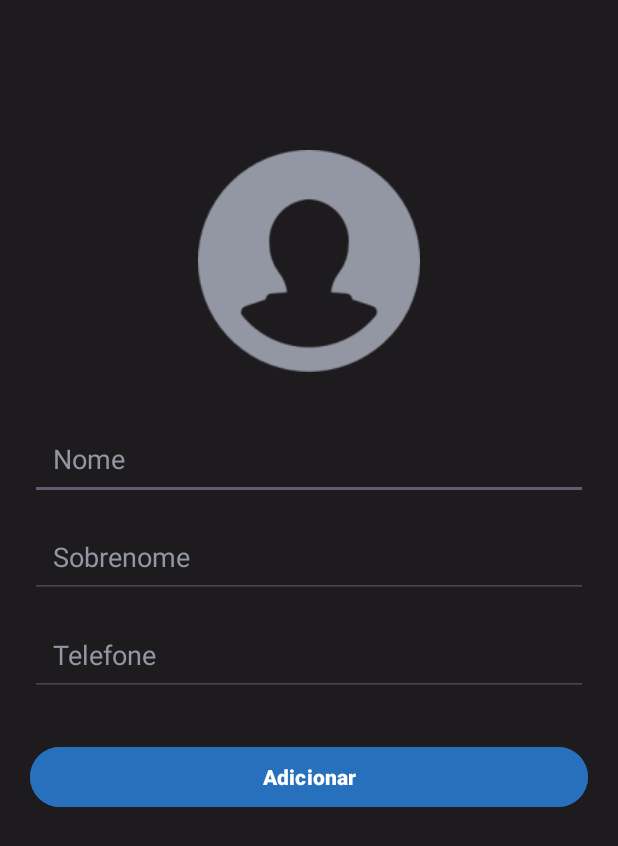
After one commit to itsmenicky/agenda-de-contatos, an Android app: the CadastroUsuario screen opened directly, with no data from a screen before it, on a phone screen of 412 x 824 dp. The commit adds this screen. Shown: the top 846 px of the screen. Run offline under Robolectric (Android 15) with nearby library versions, the phone set to English and light mode, and no system bars.

Commit message:
criando função de adicionar contatos

```diff
--- a/app/build.gradle.kts
+++ b/app/build.gradle.kts
@@ -2,6 +2,7 @@ plugins {
     id("com.android.application")
     id("kotlin-android")
     id("kotlin-kapt")
+    id("kotlin-parcelize")
 }
 
 android {
@@ -51,6 +52,7 @@ dependencies {
     implementation(libs.androidx.core.ktx)
     implementation(libs.androidx.appcompat)
     implementation(libs.material)
+    implementation ("org.jetbrains.kotlin:kotlin-stdlib:1.8.0")
     implementation(libs.androidx.activity)
     implementation(libs.androidx.constraintlayout)
     testImplementation(libs.junit)
--- a/app/src/main/AndroidManifest.xml
+++ b/app/src/main/AndroidManifest.xml
@@ -13,9 +13,6 @@
         android:theme="@style/Theme.AgendaDeContatos"
         tools:targetApi="31">
         <activity
-            android:name=".cadastro_usuario"
-            android:exported="false" />
-        <activity
             android:name=".CadastroUsuario"
             android:exported="true" />
         <activity
--- /dev/null
+++ b/app/src/main/java/com/itsmenicky/agendadecontatos/CadastroUsuario.kt
@@ -0,0 +1,43 @@
+package com.itsmenicky.agendadecontatos
+
+import android.app.Activity
+import android.content.Intent
+import android.os.Bundle
+import android.widget.Button
+import android.widget.EditText
+import androidx.appcompat.app.AppCompatActivity
+import androidx.recyclerview.widget.RecyclerView
+import com.itsmenicky.agendadecontatos.model.Usuario
+
+class CadastroUsuario : AppCompatActivity() {
+    private lateinit var btn_cadastrar : Button
+    private lateinit var nome : EditText
+    private lateinit var sobrenome : EditText
+    private lateinit var telefone : EditText
+
+    override fun onCreate(savedInstanceState: Bundle?) {
+        super.onCreate(savedInstanceState)
+        setContentView(R.layout.activity_cadastro_usuario)
+
+        btn_cadastrar = findViewById(R.id.adicionar_contato)
+        nome = findViewById(R.id.txt_nome)
+        sobrenome = findViewById(R.id.txt_sobrenome)
+        telefone = findViewById(R.id.txt_telefone)
+
+        val contatosAdapter = ContatosAdapter()
+
+        btn_cadastrar.setOnClickListener{
+            val contato = Usuario(
+                nome = nome.text.toString(),
+                sobrenome = sobrenome.text.toString(),
+                telefone = telefone.text.toString().toIntOrNull()
+            )
+
+            val resultIntent = Intent()
+            resultIntent.putExtra("contato", contato)
+
+            setResult(Activity.RESULT_OK, resultIntent)
+            finish()
+        }
+    }
+}
--- a/app/src/main/res/layout/activity_cadastro_usuario.xml
+++ b/app/src/main/res/layout/activity_cadastro_usuario.xml
@@ -13,7 +13,7 @@
         android:layout_height="match_parent"
         android:orientation="vertical"
         android:background="@color/darkGrey"
-        tools:context=".cadastro_usuario">
+        tools:context=".CadastroUsuario">
 
         <ImageView
             android:id="@+id/imageView"
@@ -26,7 +26,7 @@
             android:id="@+id/txt_nome"
             android:layout_width="match_parent"
             android:layout_height="wrap_content"
-            android:hint="Nome"
+            android:hint="@string/input_nome"
             android:textColorHint="@color/lightGrey"
             android:inputType="text"
             android:textColor="@color/white"
@@ -40,7 +40,7 @@
             android:id="@+id/txt_sobrenome"
             android:layout_width="match_parent"
             android:layout_height="wrap_content"
-            android:hint="Sobrenome"
+            android:hint="@string/input_sobrenome"
             android:textColorHint="@color/lightGrey"
             android:inputType="text"
             android:textColor="@color/white"
@@ -54,7 +54,7 @@
             android:id="@+id/txt_telefone"
             android:layout_width="match_parent"
             android:layout_height="wrap_content"
-            android:hint="Telefone"
+            android:hint="@string/input_telefone"
             android:textColorHint="@color/lightGrey"
             android:inputType="number"
             android:textColor="@color/white"
@@ -66,13 +66,14 @@
             android:layout_marginEnd="20dp"
             />
         <Button
+            android:id="@+id/adicionar_contato"
             android:layout_width="match_parent"
             android:layout_height="wrap_content"
             android:layout_marginTop="30dp"
             android:layout_marginStart="20dp"
             android:layout_marginEnd="20dp"
             android:backgroundTint="@color/blue"
-            android:text="Adicionar"
+            android:text="@string/btn_adicionar"
             android:textStyle="bold"/>
     </LinearLayout>
 </ScrollView>
--- a/app/src/main/res/values/strings.xml
+++ b/app/src/main/res/values/strings.xml
@@ -2,4 +2,8 @@
     <string name="app_name">Agenda de contatos</string>
     <string name="btn_cadastrar">+</string>
     <string name="contatos_title">Contatos</string>
+    <string name="btn_adicionar">Adicionar</string>
+    <string name="input_telefone">Telefone</string>
+    <string name="input_sobrenome">Sobrenome</string>
+    <string name="input_nome">Nome</string>
 </resources>
```
Also changed, not shown: app/src/main/java/com/itsmenicky/agendadecontatos/ContatosAdapter.kt (added, +37 -0 lines), app/src/main/java/com/itsmenicky/agendadecontatos/MainActivity.kt (+22 -2 lines), app/src/main/java/com/itsmenicky/agendadecontatos/cadastro_usuario.kt (deleted, +0 -13 lines), app/src/main/java/com/itsmenicky/agendadecontatos/model/Usuario.kt (+5 -3 lines), app/src/main/res/layout/contato_layout.xml (added, +16 -0 lines).
